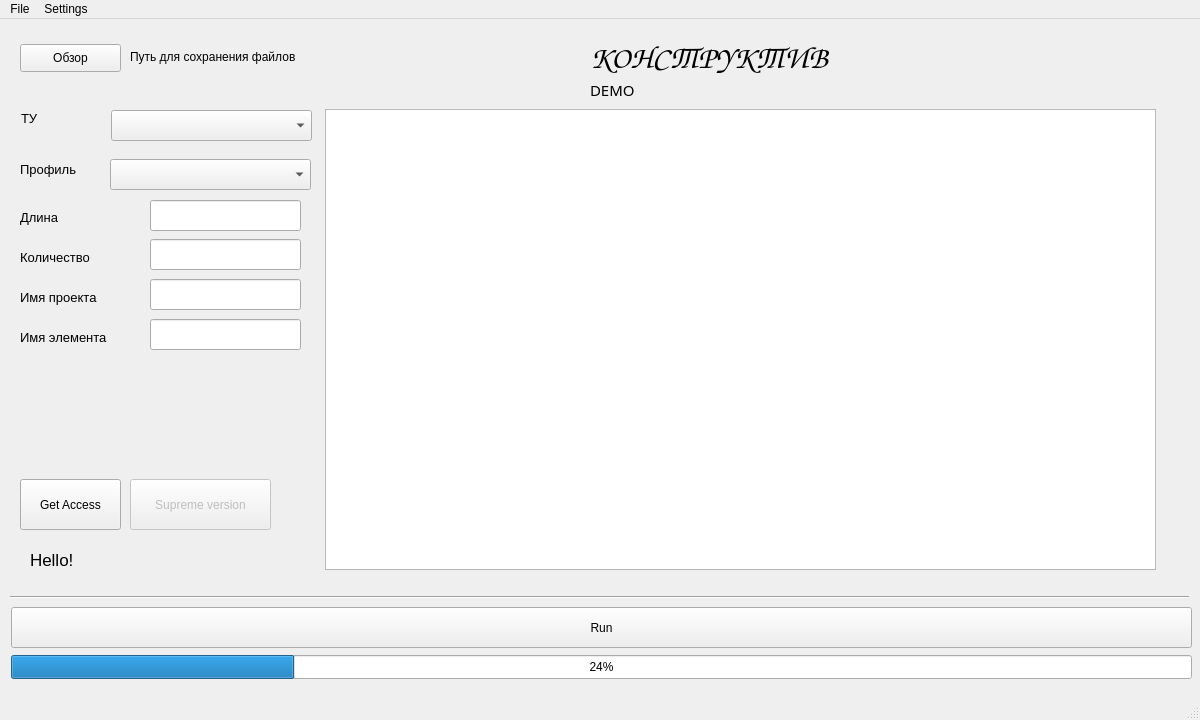
WatchMeGuys/Construct, file LimboQT.ui: the form before one commit.
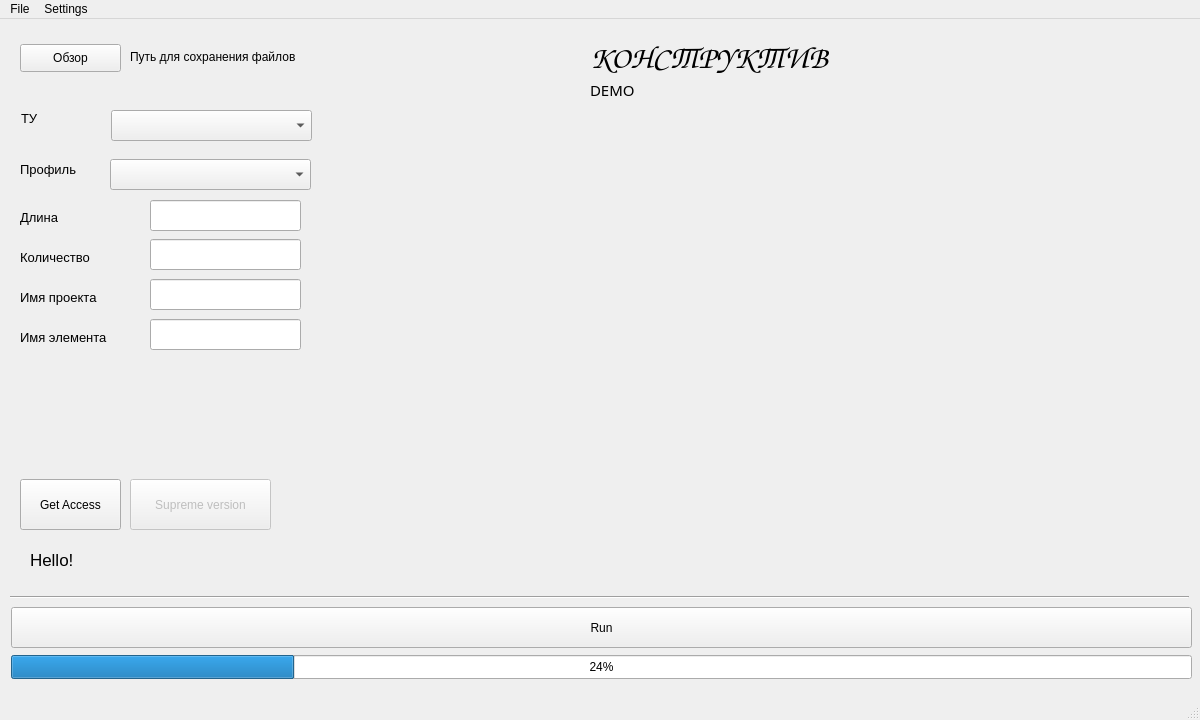
The form after the commit. Icons and pictures are not drawn.

```diff
--- a/LimboQT.ui
+++ b/LimboQT.ui
@@ -58,16 +58,6 @@
      <string>КОНСТРУКТИВ</string>
     </property>
    </widget>
-   <widget class="QTableView" name="tableView">
-    <property name="geometry">
-     <rect>
-      <x>325</x>
-      <y>90</y>
-      <width>831</width>
-      <height>461</height>
-     </rect>
-    </property>
-   </widget>
    <widget class="QPushButton" name="pushButton">
     <property name="geometry">
      <rect>
@@ -367,6 +357,22 @@
      <enum>Qt::Horizontal</enum>
     </property>
    </widget>
+   <widget class="QLabel" name="photo">
+    <property name="geometry">
+     <rect>
+      <x>380</x>
+      <y>110</y>
+      <width>731</width>
+      <height>441</height>
+     </rect>
+    </property>
+    <property name="text">
+     <string/>
+    </property>
+    <property name="scaledContents">
+     <bool>true</bool>
+    </property>
+   </widget>
   </widget>
   <widget class="QMenuBar" name="menubar">
    <property name="geometry">
```
Left out of the diff: 31 changed lines with no effect on the pictures.
